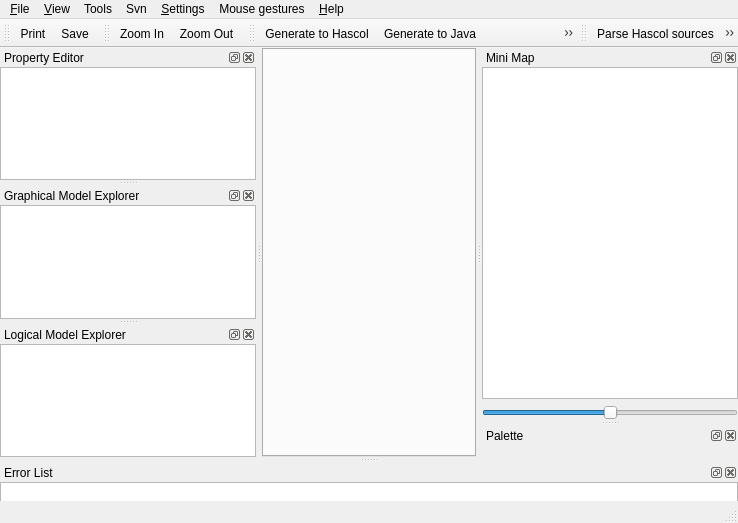
Before: the Qt Designer form unreal/branches/newAge/qrgui/mainwindow/mainwindow.ui in qreal/qreal, drawn with Qt 5.
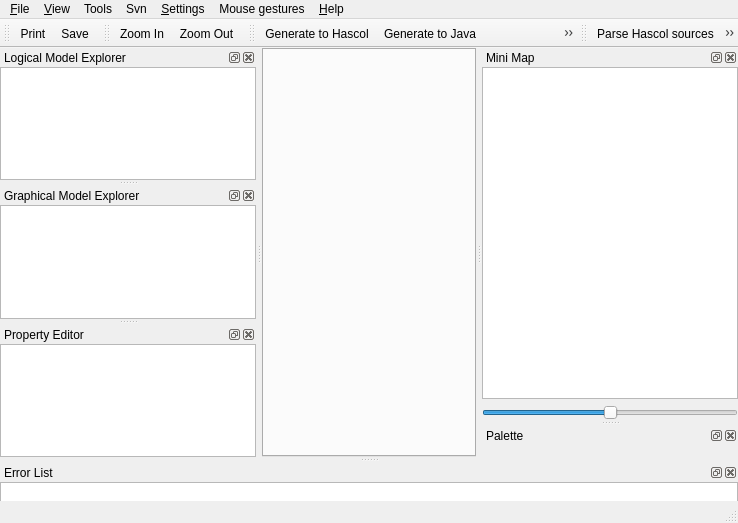
After: the same form once the commit is applied. Icons and pictures are not drawn. Custom widgets are drawn as their Qt base class.

```diff
--- a/unreal/branches/newAge/qrgui/mainwindow/mainwindow.ui
+++ b/unreal/branches/newAge/qrgui/mainwindow/mainwindow.ui
@@ -208,33 +208,27 @@
    <addaction name="actionZoom_In"/>
    <addaction name="actionZoom_Out"/>
   </widget>
-  <widget class="QDockWidget" name="propertyDock">
+    <widget class="QDockWidget" name="logicalModelDock">
+   <property name="features">
+    <set>QDockWidget::AllDockWidgetFeatures</set>
+   </property>
    <property name="windowTitle">
-    <string>Property Editor</string>
+    <string>Logical Model Explorer</string>
    </property>
    <attribute name="dockWidgetArea">
     <number>1</number>
    </attribute>
-   <widget class="QWidget" name="dockWidgetContents">
-    <layout class="QVBoxLayout">
-     <property name="spacing">
-      <number>6</number>
-     </property>
-     <property name="margin">
-      <number>0</number>
-     </property>
+   <widget class="QWidget" name="dockWidgetContents_3">
+    <layout class="QVBoxLayout" name="verticalLayout">
      <item>
-      <widget class="QTableView" name="propertyEditor">
-       <property name="maximumSize">
-        <size>
-         <width>16777214</width>
-         <height>16777215</height>
-        </size>
+      <widget class="QTreeView" name="logicalModelExplorer">
+       <property name="contextMenuPolicy">
+        <enum>Qt::ActionsContextMenu</enum>
        </property>
-       <property name="alternatingRowColors">
+       <property name="acceptDrops">
         <bool>true</bool>
        </property>
-       <property name="showGrid">
+       <property name="dragEnabled">
         <bool>false</bool>
        </property>
       </widget>
@@ -336,27 +330,33 @@
     </layout>
    </widget>
   </widget>
-  <widget class="QDockWidget" name="logicalModelDock">
-   <property name="features">
-    <set>QDockWidget::AllDockWidgetFeatures</set>
-   </property>
+  <widget class="QDockWidget" name="propertyDock">
    <property name="windowTitle">
-    <string>Logical Model Explorer</string>
+    <string>Property Editor</string>
    </property>
    <attribute name="dockWidgetArea">
     <number>1</number>
    </attribute>
-   <widget class="QWidget" name="dockWidgetContents_3">
-    <layout class="QVBoxLayout" name="verticalLayout">
+   <widget class="QWidget" name="dockWidgetContents">
+    <layout class="QVBoxLayout">
+     <property name="spacing">
+      <number>6</number>
+     </property>
+     <property name="margin">
+      <number>0</number>
+     </property>
      <item>
-      <widget class="QTreeView" name="logicalModelExplorer">
-       <property name="contextMenuPolicy">
-        <enum>Qt::ActionsContextMenu</enum>
+      <widget class="QTableView" name="propertyEditor">
+       <property name="maximumSize">
+        <size>
+         <width>16777214</width>
+         <height>16777215</height>
+        </size>
        </property>
-       <property name="acceptDrops">
+       <property name="alternatingRowColors">
         <bool>true</bool>
        </property>
-       <property name="dragEnabled">
+       <property name="showGrid">
         <bool>false</bool>
        </property>
        <property name="dragDropOverwriteMode">
```
Left out of the diff: 18 changed lines with no effect on the pictures.
